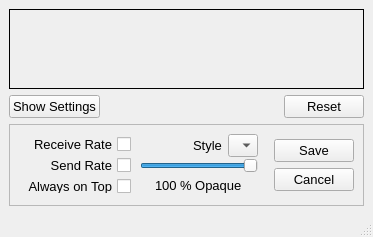
Old version of the form src/gui/bwgraph/bwgraph.ui in the repository a-ilin/vidalia.
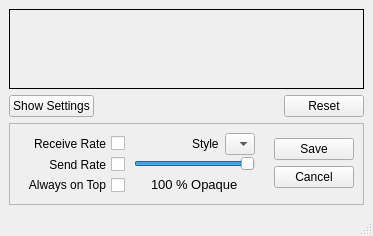
New version of the form. Icons and pictures are not drawn. Custom widgets are drawn as their Qt base class.

Commit message:
Stop mandating a font size of 10 everywhere. This looks crummy and inconsistent on Mac.
svn:r2064

The edit to the form file:
```diff
--- a/src/gui/bwgraph/bwgraph.ui
+++ b/src/gui/bwgraph/bwgraph.ui
@@ -9,11 +9,6 @@
     <height>138</height>
    </rect>
   </property>
-  <property name="font" >
-   <font>
-    <pointsize>10</pointsize>
-   </font>
-  </property>
   <property name="contextMenuPolicy" >
    <enum>Qt::NoContextMenu</enum>
   </property>
@@ -143,11 +138,6 @@
          </property>
          <item>
           <widget class="QCheckBox" name="chkReceiveRate" >
-           <property name="font" >
-            <font>
-             <pointsize>10</pointsize>
-            </font>
-           </property>
            <property name="contextMenuPolicy" >
             <enum>Qt::NoContextMenu</enum>
            </property>
@@ -167,11 +157,6 @@
          </item>
          <item>
           <widget class="QCheckBox" name="chkSendRate" >
-           <property name="font" >
-            <font>
-             <pointsize>10</pointsize>
-            </font>
-           </property>
            <property name="contextMenuPolicy" >
             <enum>Qt::NoContextMenu</enum>
            </property>
@@ -244,12 +229,7 @@
             </spacer>
            </item>
            <item>
-            <widget class="QLabel" name="label_2" >
-             <property name="font" >
-              <font>
-               <pointsize>10</pointsize>
-              </font>
-             </property>
+            <widget class="QLabel" name="lblGraphStyle" >
              <property name="text" >
               <string>Style</string>
              </property>
```
The commit also changes 11 other files.
